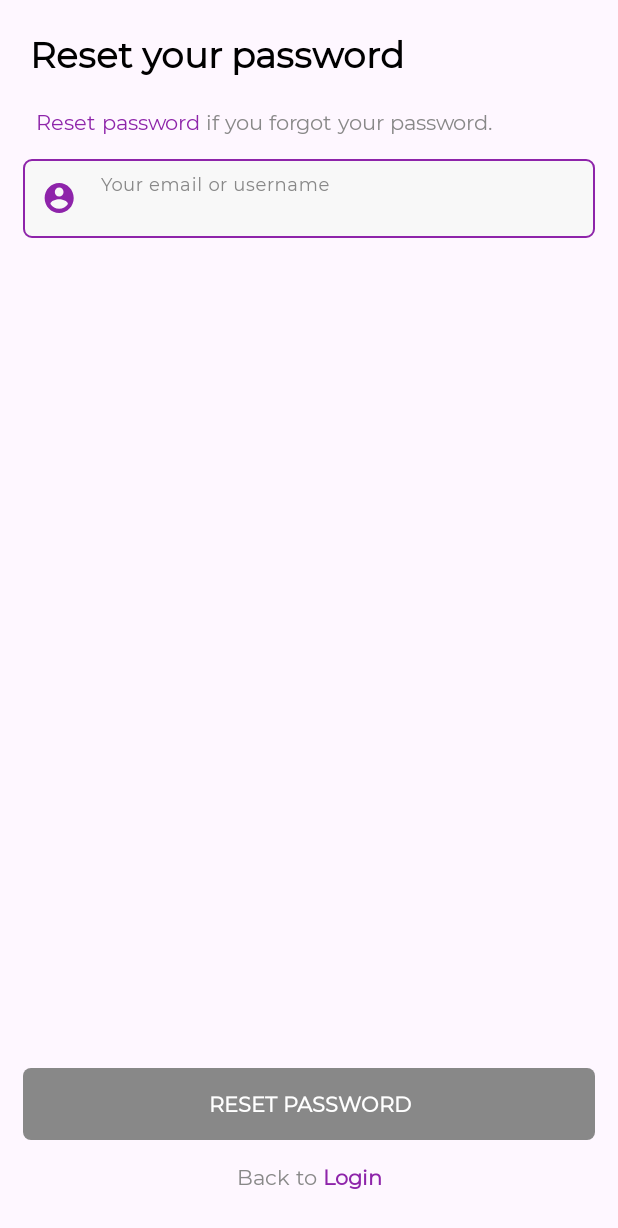
After one commit to nuochka/LingCompanion, an Android app: the ResetPasswordActivity screen opened directly, with no data from a screen before it, on a phone screen of 412 x 824 dp. The commit adds this screen. Shown: the top 1228 px of the screen. Run offline under Robolectric (Android 15) with nearby library versions, the phone set to English and light mode, and no system bars; our stand-ins replace Firebase (no records; nobody signed in at launch, a user with empty details on screens opened directly); libraries missing offline, so code that uses them is left out: com.jakewharton.rxbinding2; 2 statements that could not run were skipped.

Commit message:
Added password reset via email and firebase

```diff
--- a/app/src/main/AndroidManifest.xml
+++ b/app/src/main/AndroidManifest.xml
@@ -13,17 +13,20 @@
         android:theme="@style/Theme.LingCompanion"
         tools:targetApi="31">
         <activity
+            android:name=".ResetPasswordActivity"
+            android:exported="false" />
+        <activity
             android:name=".HomeActivity"
             android:exported="false"
-            android:screenOrientation="portrait"/>
+            android:screenOrientation="portrait" />
         <activity
             android:name=".RegisterActivity"
             android:exported="false"
-            android:screenOrientation="portrait"/>
+            android:screenOrientation="portrait" />
         <activity
             android:name=".LoginActivity"
             android:exported="false"
-            android:screenOrientation="portrait"/>
+            android:screenOrientation="portrait" />
         <activity
             android:name=".MainActivity"
             android:exported="true"
--- a/app/src/main/java/com/app/lingcompanion/LoginActivity.kt
+++ b/app/src/main/java/com/app/lingcompanion/LoginActivity.kt
@@ -78,6 +78,10 @@ class LoginActivity : AppCompatActivity() {
             startActivity(Intent(this, RegisterActivity::class.java))
         }
 
+        // Click listener for "Forgot password?" text
+        binding.tvForgotPw.setOnClickListener{
+            startActivity(Intent(this, ResetPasswordActivity::class.java))
+        }
         // Configure system bars padding
         enableEdgeToEdge()
         ViewCompat.setOnApplyWindowInsetsListener(binding.main) { v, insets ->
--- /dev/null
+++ b/app/src/main/java/com/app/lingcompanion/ResetPasswordActivity.kt
@@ -0,0 +1,82 @@
+package com.app.lingcompanion
+
+import android.annotation.SuppressLint
+import android.content.Intent
+import android.os.Bundle
+import android.util.Patterns
+import android.widget.Toast
+import androidx.activity.enableEdgeToEdge
+import androidx.appcompat.app.AppCompatActivity
+import androidx.core.content.ContextCompat
+import androidx.core.view.ViewCompat
+import androidx.core.view.WindowInsetsCompat
+import com.app.lingcompanion.databinding.ActivityResetPasswordBinding
+import com.google.firebase.auth.FirebaseAuth
+import com.jakewharton.rxbinding2.widget.RxTextView
+
+@SuppressLint("CheckResult")
+class ResetPasswordActivity : AppCompatActivity() {
+    private lateinit var binding: ActivityResetPasswordBinding
+    private lateinit var auth: FirebaseAuth
+    override fun onCreate(savedInstanceState: Bundle?) {
+        super.onCreate(savedInstanceState)
+        binding = ActivityResetPasswordBinding.inflate(layoutInflater)
+        setContentView(binding.root)
+
+        //Auth
+        auth = FirebaseAuth.getInstance()
+
+        //Email validation
+        val emailStream = RxTextView.textChanges(binding.etEmail)
+            .skipInitialValue()
+            .map { email ->
+                !Patterns.EMAIL_ADDRESS.matcher(email).matches()
+            }
+        emailStream.subscribe {
+            showEmailValidAlert(it)
+        }
+
+        //Reset password
+        binding.btnResetPw.setOnClickListener{
+            val email = binding.etEmail.text.toString().trim()
+
+            auth.sendPasswordResetEmail(email)
+                .addOnCompleteListener(this){ reset ->
+                    if(reset.isSuccessful){
+                        Intent(this, LoginActivity::class.java).also{
+                            it.flags = Intent.FLAG_ACTIVITY_NEW_TASK or Intent.FLAG_ACTIVITY_CLEAR_TASK
+                            startActivity(it)
+                            Toast.makeText(this, "Check your email to reset password!", Toast.LENGTH_SHORT).show()
+                        }
+                    } else {
+                        Toast.makeText(this, reset.exception?.message, Toast.LENGTH_SHORT).show()
+                    }
+                }
+        }
+
+        // Click
+        binding.tvBackLogin.setOnClickListener{
+            startActivity(Intent(this, LoginActivity::class.java))
+        }
+
+
+        enableEdgeToEdge()
+        ViewCompat.setOnApplyWindowInsetsListener(findViewById(R.id.main)) { v, insets ->
+            val systemBars = insets.getInsets(WindowInsetsCompat.Type.systemBars())
+            v.setPadding(systemBars.left, systemBars.top, systemBars.right, systemBars.bottom)
+            insets
+        }
+    }
+
+    private fun showEmailValidAlert(isNotValid: Boolean){
+        if(isNotValid){
+            binding.etEmail.error = "Email is not valid!"
+            binding.btnResetPw.isEnabled = false
+            binding.btnResetPw.backgroundTintList= ContextCompat.getColorStateList(this, android.R.color.darker_gray)
+        } else {
+            binding.etEmail.error = null
+            binding.btnResetPw.isEnabled = true
+            binding.btnResetPw.backgroundTintList = ContextCompat.getColorStateList(this, R.color.primary_color)
+        }
+    }
+}
--- /dev/null
+++ b/app/src/main/res/layout/activity_reset_password.xml
@@ -0,0 +1,80 @@
+<?xml version="1.0" encoding="utf-8"?>
+<androidx.constraintlayout.widget.ConstraintLayout xmlns:android="http://schemas.android.com/apk/res/android"
+    xmlns:app="http://schemas.android.com/apk/res-auto"
+    xmlns:tools="http://schemas.android.com/tools"
+    android:id="@+id/main"
+    android:layout_width="match_parent"
+    android:layout_height="match_parent"
+    tools:context=".ResetPasswordActivity"
+    android:padding="20dp">
+
+    <TextView
+        android:id="@+id/tv_reset_pw_title"
+        android:layout_width="match_parent"
+        android:layout_height="wrap_content"
+        android:layout_margin="20dp"
+        android:text="@string/reset_pw_title"
+        style="@style/Title"
+        app:layout_constraintTop_toTopOf="parent"
+        app:layout_constraintStart_toStartOf="parent"
+        app:layout_constraintEnd_toEndOf="parent"/>
+
+    <!-- Subtitle TextView -->
+    <TextView
+        android:id="@+id/tv_reset_pw_sub_title"
+        android:layout_width="match_parent"
+        android:layout_height="wrap_content"
+        android:layout_margin="20dp"
+        android:text="@string/reset_pw_sub_title"
+        style="@style/SubTitle"
+        app:layout_constraintEnd_toEndOf="parent"
+        app:layout_constraintStart_toStartOf="parent"
+        app:layout_constraintTop_toBottomOf="@+id/tv_reset_pw_title" />
+
+
+    <!-- Email TextInputLayout -->
+    <com.google.android.material.textfield.TextInputLayout
+        android:id="@+id/til_email"
+        android:layout_width="match_parent"
+        android:layout_height="wrap_content"
+        android:layout_margin="15dp"
+        android:hint="@string/login_email"
+        style="@style/TextInputLayout"
+        app:layout_constraintEnd_toEndOf="parent"
+        app:layout_constraintStart_toStartOf="parent"
+        app:layout_constraintTop_toBottomOf="@+id/tv_reset_pw_sub_title"
+        app:startIconDrawable="@drawable/ic_circle_account">
+
+        <com.google.android.material.textfield.TextInputEditText
+            android:id="@+id/et_email"
+            style="@style/TextInputEditText"
+            android:layout_width="match_parent"
+            android:layout_height="wrap_content"
+            android:paddingStart="48dp"/>
+    </com.google.android.material.textfield.TextInputLayout>
+
+    <androidx.appcompat.widget.AppCompatButton
+        android:id="@+id/btn_reset_pw"
+        style="@style/ButtonGrey"
+        android:layout_width="match_parent"
+        android:layout_height="wrap_content"
+        android:layout_margin="15dp"
+        android:text="@string/btn_reset_pw"
+        app:layout_constraintBottom_toTopOf="@+id/tv_back_login"
+        app:layout_constraintEnd_toEndOf="parent"
+        app:layout_constraintStart_toStartOf="parent" />
+
+    <!-- Haven't Account TextView -->
+    <TextView
+        android:id="@+id/tv_back_login"
+        style="@style/SubTitle"
+        android:layout_margin="30dp"
+        android:layout_width="match_parent"
+        android:layout_height="wrap_content"
+        android:text="@string/back_to_login"
+        android:textAlignment="center"
+        app:layout_constraintBottom_toBottomOf="parent"
+        app:layout_constraintEnd_toEndOf="parent"
+        app:layout_constraintStart_toStartOf="parent"/>
+
+</androidx.constraintlayout.widget.ConstraintLayout>
--- a/app/src/main/res/values/strings.xml
+++ b/app/src/main/res/values/strings.xml
@@ -29,4 +29,15 @@
     <string name="register_confirm_password">Confirm your password</string>
     <string name="register_have_account">I already have an account<font color="#FF8E24AA"><b> Login</b></font></string>
     <string name="btn_logout">LOGOUT</string>
+
+    <string name="reset_pw_title">Reset your password</string>
+    <string name="reset_pw_sub_title">
+        <font color = "#FF8E24AA">Reset password</font>
+        if you forgot your password.
+    </string>
+    <string name="btn_reset_pw">RESET PASSWORD</string>
+    <string name="back_to_login">
+        Back to
+        <font color="#FF8E24AA"><b>Login</b></font>
+    </string>
 </resources>
```
